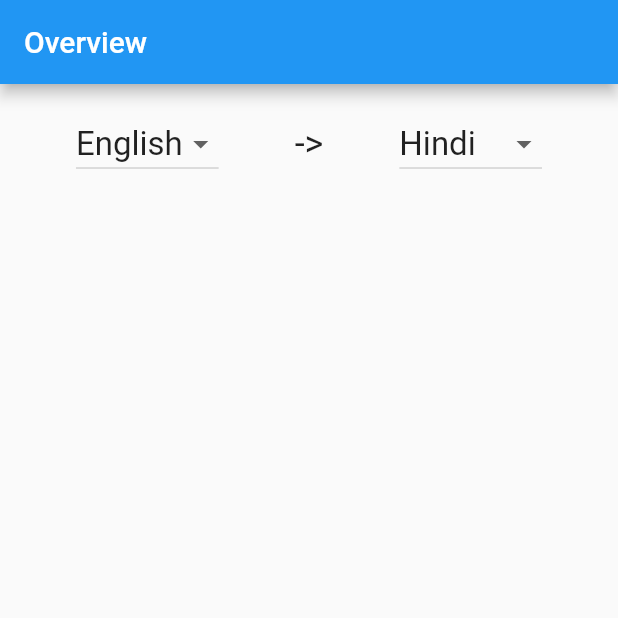
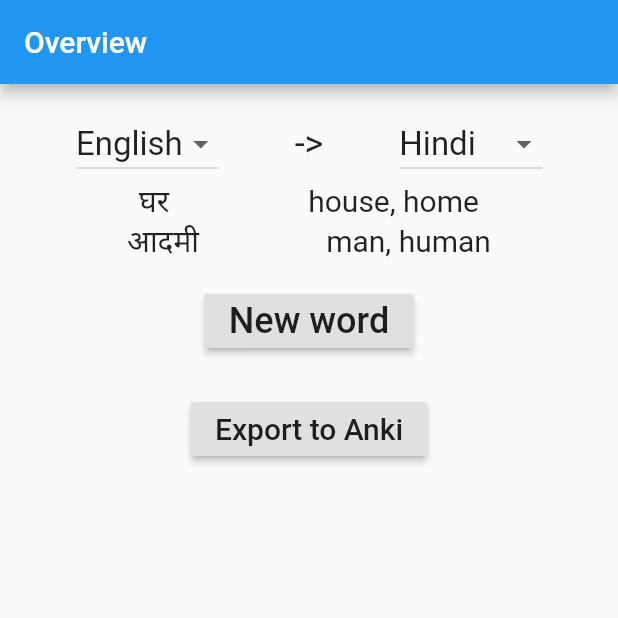
Before and after one commit to Silas-Germany/vocab_list, a Flutter app: the screen it shows after launch, on a phone screen of 412 x 824 dp, the top half of it. Run offline on Flutter 3.47's test engine with Material 2 defaults, Android fonts, the phone set to English and light mode, and no system bars; generated files the repository leaves out were written again.

Commit message:
Displaying word list and buttons

```diff
--- a/lib/l10n/intl_en.arb
+++ b/lib/l10n/intl_en.arb
@@ -5,5 +5,12 @@
   "addWord": "Add Word",
 
   "english": "English",
-  "hindi": "Hindi"
+  "hindi": "Hindi",
+
+  "newWord": "New word",
+  "export": "Export to Anki",
+
+  "deleteConfirmation" : "Do you want to delete '${word}'?",
+  "yes": "Yes",
+  "no": "No"
 }
--- a/lib/overview.dart
+++ b/lib/overview.dart
@@ -11,6 +11,11 @@ class Overview extends State<GeneralStatefulWidget> {
 
   final firstLanguageCodeNotifier = ValueNotifier(availableLanguageCode[0]);
   final secondLanguageCodeNotifier = ValueNotifier(availableLanguageCode[1]);
+
+  final wordList = {
+    "घर": "house, home",
+    "आदमी": "man, human",
+  };
 
   @override
   void initState() {
@@ -34,7 +39,7 @@ class Overview extends State<GeneralStatefulWidget> {
       title: Text(S.of(context).overview),
     ),
     body: Column(
-      children: [
+      children: <Widget>[
         SizedBox(height: 16),
         Row(
           mainAxisAlignment: MainAxisAlignment.spaceEvenly,
@@ -43,6 +48,49 @@ class Overview extends State<GeneralStatefulWidget> {
             Text("->", style: TextStyle(fontSize: 24)),
             GeneralStatefulWidget(() => LanguageSelector(secondLanguageCodeNotifier)),
           ],
+        ),
+      ] + wordList.entries.map((word) => GestureDetector(
+        child: Row(
+          mainAxisAlignment: MainAxisAlignment.spaceEvenly,
+          children: [
+            Text(word.key, style: TextStyle(fontSize: 20)),
+            Text(word.value, style: TextStyle(fontSize: 20)),
+          ],
+        ),
+        onLongPress: () {
+          showDialog(context: context,
+              child: AlertDialog(
+                content: Text(S.of(context).deleteConfirmation(word.key)),
+                actions: [
+                  FlatButton(
+                    child: Text(S.of(context).no),
+                    onPressed: () {
+                      Navigator.of(context).pop();
+                    },
+                  ),
+                  FlatButton(
+                    child: Text(S.of(context).yes),
+                    onPressed: () {
+                      setState(() {
+                        wordList.remove(word.key);
+                      });
+                      Navigator.of(context).pop();
+                    },
+                  ),
+                ],
+              )
+          );
+        },
+      )).toList() + [
+        SizedBox(height: 16),
+        RaisedButton(
+          child: Text(S.of(context).newWord, style: TextStyle(fontSize: 24)),
+          onPressed: () {},
+        ),
+        SizedBox(height: 24),
+        RaisedButton(
+          child: Text(S.of(context).export, style: TextStyle(fontSize: 20)),
+          onPressed: () {},
         ),
       ],
     ),
```
